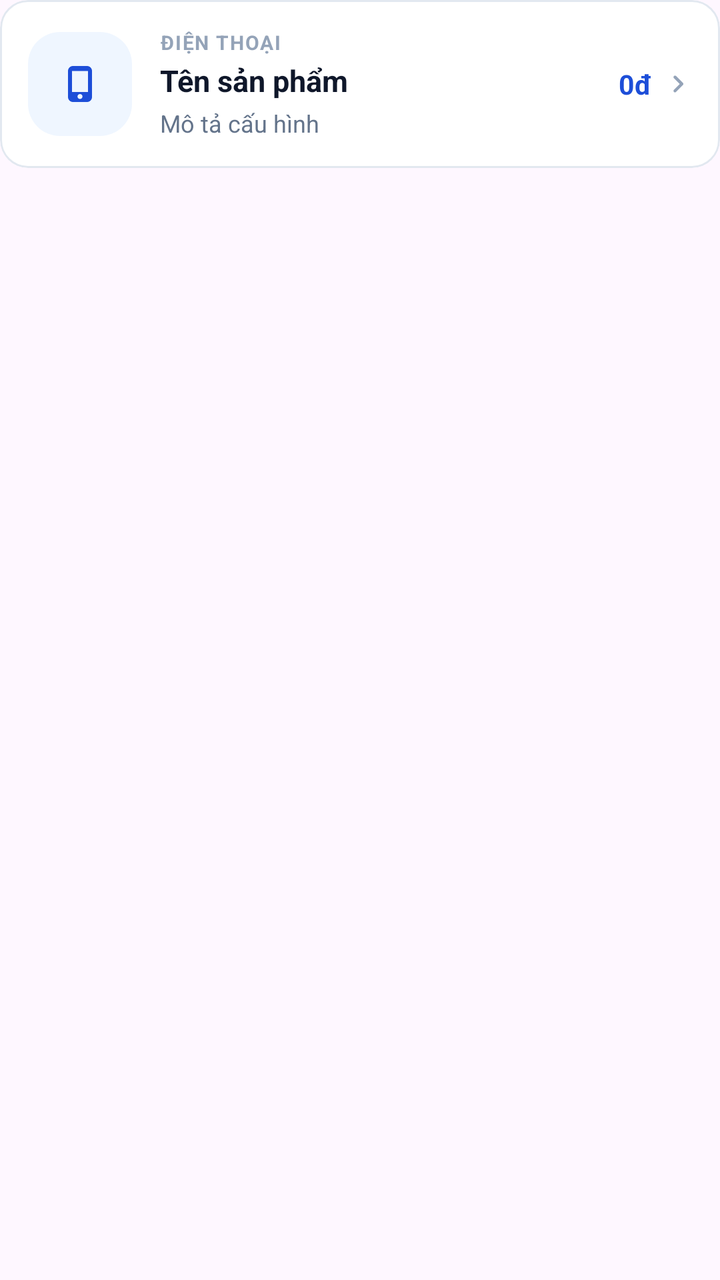
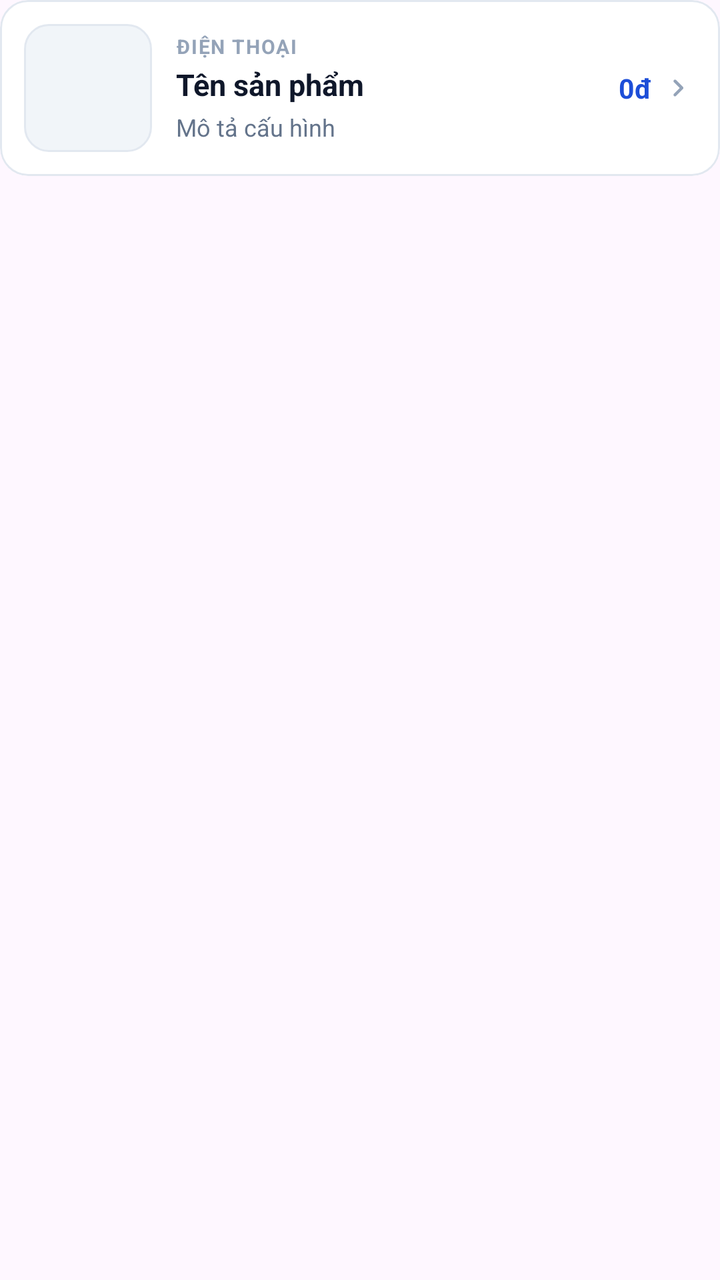

The first picture is an Android layout as it rendered before a commit; the second is the same layout after the commit. The layout source and the unified diff follow.
<!-- AndroidManifest.xml: application theme Theme.MyApplication -->
<!-- res/layout/item_product.xml -->
<?xml version="1.0" encoding="utf-8"?>
<FrameLayout xmlns:android="http://schemas.android.com/apk/res/android"
    xmlns:app="http://schemas.android.com/apk/res-auto"
    android:layout_width="match_parent"
    android:layout_height="wrap_content"
    android:descendantFocusability="blocksDescendants"
    android:paddingBottom="10dp">

    <com.google.android.material.card.MaterialCardView
        android:layout_width="match_parent"
        android:layout_height="wrap_content"
        android:clickable="false"
        android:focusable="false"
        app:cardBackgroundColor="@color/surface"
        app:cardCornerRadius="14dp"
        app:cardElevation="0dp"
        app:strokeColor="@color/border"
        app:strokeWidth="1dp">

        <LinearLayout
            android:layout_width="match_parent"
            android:layout_height="wrap_content"
            android:gravity="center_vertical"
            android:minHeight="84dp"
            android:orientation="horizontal"
            android:paddingStart="14dp"
            android:paddingTop="12dp"
            android:paddingEnd="12dp"
            android:paddingBottom="12dp">

            <ImageView
                android:id="@+id/imgProduct"
                android:layout_width="52dp"
                android:layout_height="52dp"
                android:layout_marginEnd="14dp"
                android:background="@drawable/bg_product_icon"
                android:contentDescription="Ảnh sản phẩm"
                android:padding="13dp"
                android:scaleType="centerInside"
                android:src="@drawable/ic_phone" />

            <LinearLayout
                android:layout_width="0dp"
                android:layout_height="wrap_content"
                android:layout_weight="1"
                android:orientation="vertical">

                <LinearLayout
                    android:layout_width="wrap_content"
                    android:layout_height="wrap_content"
                    android:gravity="center_vertical"
                    android:orientation="horizontal">

                    <TextView
                        android:id="@+id/tvProductCategory"
                        android:layout_width="wrap_content"
                        android:layout_height="wrap_content"
                        android:letterSpacing="0.06"
                        android:text="ĐIỆN THOẠI"
                        android:textAllCaps="true"
                        android:textColor="@color/text_tertiary"
                        android:textSize="10sp"
                        android:textStyle="bold" />

                    <TextView
                        android:id="@+id/tvItemOutOfStockBadge"
                        android:layout_width="wrap_content"
                        android:layout_height="wrap_content"
                        android:layout_marginStart="8dp"
                        android:background="@drawable/bg_badge_danger"
                        android:paddingStart="6dp"
                        android:paddingTop="1dp"
                        android:paddingEnd="6dp"
                        android:paddingBottom="1dp"
                        android:text="Hết hàng"
                        android:textColor="@color/danger"
                        android:textSize="9.5sp"
                        android:textStyle="bold"
                        android:visibility="gone" />
                </LinearLayout>

                <TextView
                    android:id="@+id/tvProductName"
                    android:layout_width="match_parent"
                    android:layout_height="wrap_content"
                    android:layout_marginTop="2dp"
                    android:ellipsize="end"
                    android:maxLines="1"
                    android:text="Tên sản phẩm"
                    android:textColor="@color/ink"
                    android:textSize="15sp"
                    android:textStyle="bold" />

                <TextView
                    android:id="@+id/tvProductDesc"
                    android:layout_width="match_parent"
                    android:layout_height="wrap_content"
                    android:layout_marginTop="3dp"
                    android:ellipsize="end"
                    android:maxLines="1"
                    android:text="Mô tả cấu hình"
                    android:textColor="@color/text_secondary"
                    android:textSize="12sp" />
            </LinearLayout>

            <LinearLayout
                android:layout_width="wrap_content"
                android:layout_height="wrap_content"
                android:layout_marginStart="10dp"
                android:gravity="end|center_vertical"
                android:orientation="horizontal">

                <TextView
                    android:id="@+id/tvProductPrice"
                    android:layout_width="wrap_content"
                    android:layout_height="wrap_content"
                    android:gravity="end"
                    android:text="0đ"
                    android:textColor="@color/primary_dark"
                    android:textSize="13.5sp"
                    android:textStyle="bold" />

                <ImageView
                    android:layout_width="18dp"
                    android:layout_height="18dp"
                    android:layout_marginStart="4dp"
                    android:contentDescription="Xem chi tiết"
                    android:src="@drawable/ic_chevron_right_24" />
            </LinearLayout>
        </LinearLayout>
    </com.google.android.material.card.MaterialCardView>
</FrameLayout>
<!-- resources referenced by this layout -->
<resources>
  <color name="border">#E2E8F0</color>
  <color name="danger">#DC2626</color>
  <color name="ink">#0F172A</color>
  <color name="primary_dark">#1D4ED8</color>
  <color name="surface">#FFFFFFFF</color>
  <color name="text_secondary">#64748B</color>
  <color name="text_tertiary">#94A3B8</color>
  <!-- drawable bg_badge_danger (drawable) -->
  <?xml version="1.0" encoding="utf-8"?>
  <shape xmlns:android="http://schemas.android.com/apk/res/android" android:shape="rectangle">
      <solid android:color="#FEE2E2" />
      <corners android:radius="6dp" />
  </shape>
  <!-- drawable bg_product_icon (drawable) -->
  <?xml version="1.0" encoding="utf-8"?>
  <shape xmlns:android="http://schemas.android.com/apk/res/android" android:shape="rectangle">
      <solid android:color="@color/primary_soft" />
      <corners android:radius="16dp" />
      <padding android:left="12dp" android:top="12dp" android:right="12dp" android:bottom="12dp" />
  </shape>
  <!-- drawable ic_chevron_right_24 (drawable) -->
  <?xml version="1.0" encoding="utf-8"?>
  <vector xmlns:android="http://schemas.android.com/apk/res/android"
      android:width="24dp"
      android:height="24dp"
      android:viewportWidth="24"
      android:viewportHeight="24">
      <path
          android:fillColor="#94A3B8"
          android:pathData="M9.29,6.71c-0.39,0.39 -0.39,1.02 0,1.41L13.17,12l-3.88,3.88c-0.39,0.39 -0.39,1.02 0,1.41c0.39,0.39 1.02,0.39 1.41,0l4.59,-4.59c0.39,-0.39 0.39,-1.02 0,-1.41L10.7,6.7C10.32,6.32 9.68,6.32 9.29,6.71z" />
  </vector>
  <!-- drawable ic_phone (drawable) -->
  <?xml version="1.0" encoding="utf-8"?>
  <vector xmlns:android="http://schemas.android.com/apk/res/android"
      android:width="24dp"
      android:height="24dp"
      android:viewportWidth="24"
      android:viewportHeight="24">
      <path
          android:fillColor="#1D4ED8"
          android:pathData="M15.5,3h-7C7.12,3 6,4.12 6,5.5v13C6,19.88 7.12,21 8.5,21h7c1.38,0 2.5,-1.12 2.5,-2.5v-13C18,4.12 16.88,3 15.5,3zM12,19.5c-0.69,0 -1.25,-0.56 -1.25,-1.25s0.56,-1.25 1.25,-1.25s1.25,0.56 1.25,1.25S12.69,19.5 12,19.5zM16,16H8V5.5h8V16z" />
  </vector>
  <style name="Theme.MyApplication" parent="Base.Theme.MyApplication" />
  <color name="primary_soft">#EFF6FF</color>
  <style name="Base.Theme.MyApplication" parent="Theme.Material3.Light.NoActionBar">
          <item name="colorPrimary">@color/primary</item>
          <item name="colorOnPrimary">@color/white</item>
          <item name="colorSurface">@color/surface</item>
          <item name="android:fontFamily">sans-serif</item>
          <item name="android:windowLightStatusBar">true</item>
          <item name="android:statusBarColor">@color/screen_background</item>
          <item name="android:navigationBarColor">@color/screen_background</item>
          <item name="android:windowLightNavigationBar" tools:targetApi="27">true</item>
          <item name="android:windowActionModeOverlay">true</item>
      </style>
  <color name="primary">#2563EB</color>
  <color name="white">#FFFFFFFF</color>
  <color name="screen_background">#F7F8FA</color>
</resources>

<!-- the commit's change to res/layout/item_product.xml (unified diff, before → after) -->
@@ -1,10 +1,12 @@
 <?xml version="1.0" encoding="utf-8"?>
 <FrameLayout xmlns:android="http://schemas.android.com/apk/res/android"
     xmlns:app="http://schemas.android.com/apk/res-auto"
+    xmlns:tools="http://schemas.android.com/tools"
     android:layout_width="match_parent"
     android:layout_height="wrap_content"
     android:descendantFocusability="blocksDescendants"
-    android:paddingBottom="10dp">
+    android:paddingBottom="10dp"
+    tools:ignore="HardcodedText,TextContrastCheck,TouchTargetSizeCheck">
 
     <com.google.android.material.card.MaterialCardView
         android:layout_width="match_parent"
@@ -21,23 +23,22 @@
             android:layout_width="match_parent"
             android:layout_height="wrap_content"
             android:gravity="center_vertical"
-            android:minHeight="84dp"
+            android:minHeight="88dp"
             android:orientation="horizontal"
-            android:paddingStart="14dp"
+            android:paddingStart="12dp"
             android:paddingTop="12dp"
             android:paddingEnd="12dp"
             android:paddingBottom="12dp">
 
             <ImageView
                 android:id="@+id/imgProduct"
-                android:layout_width="52dp"
-                android:layout_height="52dp"
-                android:layout_marginEnd="14dp"
-                android:background="@drawable/bg_product_icon"
+                android:layout_width="64dp"
+                android:layout_height="64dp"
+                android:layout_marginEnd="12dp"
+                android:background="@drawable/bg_product_thumb"
                 android:contentDescription="Ảnh sản phẩm"
-                android:padding="13dp"
-                android:scaleType="centerInside"
-                android:src="@drawable/ic_phone" />
+                android:padding="4dp"
+                android:scaleType="fitCenter" />
 
             <LinearLayout
                 android:layout_width="0dp"
<!-- resource entries referenced after the edit -->
@@ -13,12 +13,12 @@
       <solid android:color="#FEE2E2" />
       <corners android:radius="6dp" />
   </shape>
-  <!-- drawable bg_product_icon (drawable) -->
+  <!-- drawable bg_product_thumb (drawable) -->
   <?xml version="1.0" encoding="utf-8"?>
   <shape xmlns:android="http://schemas.android.com/apk/res/android" android:shape="rectangle">
-      <solid android:color="@color/primary_soft" />
-      <corners android:radius="16dp" />
-      <padding android:left="12dp" android:top="12dp" android:right="12dp" android:bottom="12dp" />
+      <solid android:color="@color/surface_subtle" />
+      <stroke android:width="1dp" android:color="@color/border" />
+      <corners android:radius="12dp" />
   </shape>
   <!-- drawable ic_chevron_right_24 (drawable) -->
   <?xml version="1.0" encoding="utf-8"?>
@@ -31,19 +31,8 @@
           android:fillColor="#94A3B8"
           android:pathData="M9.29,6.71c-0.39,0.39 -0.39,1.02 0,1.41L13.17,12l-3.88,3.88c-0.39,0.39 -0.39,1.02 0,1.41c0.39,0.39 1.02,0.39 1.41,0l4.59,-4.59c0.39,-0.39 0.39,-1.02 0,-1.41L10.7,6.7C10.32,6.32 9.68,6.32 9.29,6.71z" />
   </vector>
-  <!-- drawable ic_phone (drawable) -->
-  <?xml version="1.0" encoding="utf-8"?>
-  <vector xmlns:android="http://schemas.android.com/apk/res/android"
-      android:width="24dp"
-      android:height="24dp"
-      android:viewportWidth="24"
-      android:viewportHeight="24">
-      <path
-          android:fillColor="#1D4ED8"
-          android:pathData="M15.5,3h-7C7.12,3 6,4.12 6,5.5v13C6,19.88 7.12,21 8.5,21h7c1.38,0 2.5,-1.12 2.5,-2.5v-13C18,4.12 16.88,3 15.5,3zM12,19.5c-0.69,0 -1.25,-0.56 -1.25,-1.25s0.56,-1.25 1.25,-1.25s1.25,0.56 1.25,1.25S12.69,19.5 12,19.5zM16,16H8V5.5h8V16z" />
-  </vector>
   <style name="Theme.MyApplication" parent="Base.Theme.MyApplication" />
-  <color name="primary_soft">#EFF6FF</color>
+  <color name="surface_subtle">#F1F5F9</color>
   <style name="Base.Theme.MyApplication" parent="Theme.Material3.Light.NoActionBar">
           <item name="colorPrimary">@color/primary</item>
           <item name="colorOnPrimary">@color/white</item>
